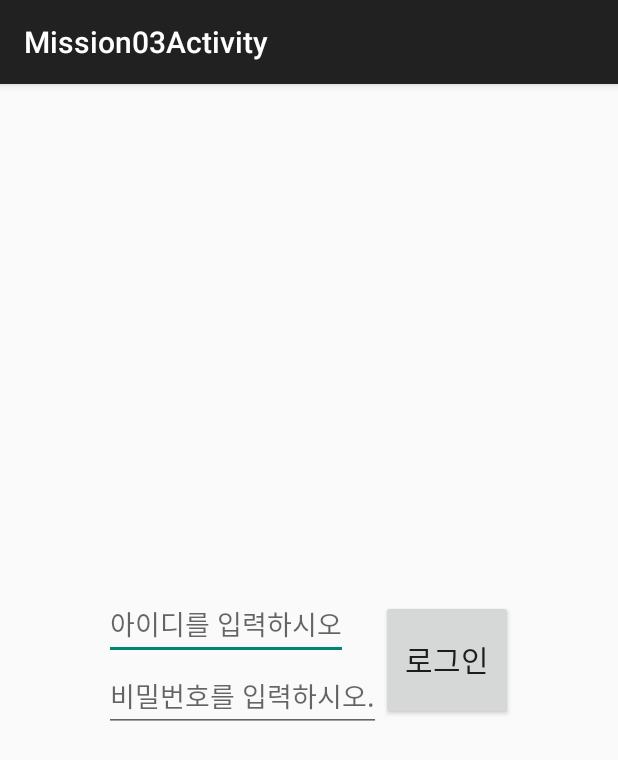
After one commit to lkb0398/Android_Exam, an Android app: the Mission03Activity screen opened directly, with no data from a screen before it, on a phone screen of 412 x 824 dp. The commit adds this screen. Shown: the top 760 px of the screen. Run offline under Robolectric (Android 15) with nearby library versions, the phone set to English and light mode, and no system bars.

Commit message:
data를 포함하여 다른 Activity로 호출하고 다른 Activity 에서data를 받아서 처리하는 예제

```diff
--- a/app/src/main/java/com/lkb0398nate/androidexam/MainActivity.java
+++ b/app/src/main/java/com/lkb0398nate/androidexam/MainActivity.java
@@ -8,8 +8,10 @@ import android.view.View;
 import android.widget.ListView;
 import android.widget.SimpleAdapter;
 
+import com.lkb0398nate.androidexam.Activity.ActivityExamActivity;
 import com.lkb0398nate.androidexam.mission.Mission01Activity;
 import com.lkb0398nate.androidexam.mission.Mission02Activity;
+import com.lkb0398nate.androidexam.mission.Mission03Activity;
 
 import java.text.Collator;
 import java.util.ArrayList;
@@ -58,7 +60,9 @@ public class MainActivity extends ListActivity {
 //        addItem(myData, "TransitionDrawable", TransitionDrawableExamActivity.class);
         addItem(myData, "FramLayout", FramLayoutActivity.class);
         addItem(myData, "up, down", Mission01Activity.class);
-        addItem(myData, "Mission2", Mission02Activity.class);
+        addItem(myData, "Mission02", Mission02Activity.class);
+        addItem(myData, "Mission03", Mission03Activity.class);
+        addItem(myData, "화면이동 예쩨", ActivityExamActivity.class);
 
         // ----- 메뉴 추가 여기까지
 
--- /dev/null
+++ b/app/src/main/java/com/lkb0398nate/androidexam/mission/Mission03Activity.java
@@ -0,0 +1,55 @@
+
+package com.lkb0398nate.androidexam.mission;
+
+import android.content.Intent;
+import android.os.Bundle;
+import android.support.v7.app.AppCompatActivity;
+import android.view.View;
+import android.widget.Button;
+import android.widget.Toast;
+
+import com.lkb0398nate.androidexam.R;
+
+public class Mission03Activity extends AppCompatActivity implements View.OnClickListener {
+    private Button mButton;
+    private Intent intent;
+
+    @Override
+    protected void onCreate(Bundle savedInstanceState) {
+        super.onCreate(savedInstanceState);
+        setContentView(R.layout.activity_mission03);
+
+        mButton = (Button) findViewById(R.id.button_log);
+
+        mButton.setOnClickListener(this);
+
+        intent = new Intent(getApplicationContext(), Mission03_menuActivity.class);
+    }
+
+    @Override
+    public void onClick(View v) {
+        switch (v.getId()) {
+            case R.id.button_log:
+                startActivityForResult(intent, 0);
+                break;
+        }
+    }
+
+    @Override
+    protected void onActivityResult(int requestCode, int resultCode, Intent data) {
+        switch (resultCode) {
+            case 1:
+                Toast.makeText(getApplicationContext(), data.getStringExtra("message"),
+                        Toast.LENGTH_LONG).show();
+                break;
+            case 2:
+                Toast.makeText(getApplicationContext(), data.getStringExtra("message"),
+                        Toast.LENGTH_LONG).show();
+                break;
+            case 3:
+                Toast.makeText(getApplicationContext(), data.getStringExtra("message"),
+                        Toast.LENGTH_LONG).show();
+                break;
+        }
+    }
+}
--- /dev/null
+++ b/app/src/main/res/layout/activity_mission03.xml
@@ -0,0 +1,46 @@
+<LinearLayout xmlns:android="http://schemas.android.com/apk/res/android"
+    xmlns:tools="http://schemas.android.com/tools"
+    android:layout_width="match_parent"
+    android:layout_height="match_parent"
+    android:orientation="horizontal"
+    android:paddingBottom="@dimen/activity_vertical_margin"
+    android:paddingLeft="@dimen/activity_horizontal_margin"
+    android:paddingRight="@dimen/activity_horizontal_margin"
+    android:gravity="center"
+    android:paddingTop="@dimen/activity_vertical_margin"
+    tools:context="com.lkb0398nate.androidexam.mission.Mission03Activity">
+
+    <LinearLayout
+        android:layout_width="wrap_content"
+        android:layout_height="wrap_content"
+        android:orientation="vertical">
+
+        <EditText
+            android:layout_width="wrap_content"
+            android:layout_height="match_parent"
+            android:layout_weight="1"
+            android:hint="아이디를 입력하시오" />
+
+        <EditText
+            android:layout_width="wrap_content"
+            android:layout_height="match_parent"
+            android:layout_weight="1"
+            android:hint="비밀번호를 입력하시오." />
+
+    </LinearLayout>
+
+    <LinearLayout
+        android:layout_width="wrap_content"
+        android:layout_height="80dp">
+
+        <Button
+            android:id="@+id/button_log"
+            android:layout_width="match_parent"
+            android:layout_height="match_parent"
+            android:text="로그인"
+            android:textSize="20dp" />
+
+    </LinearLayout>
+
+
+</LinearLayout>
--- a/app/src/main/res/values/strings.xml
+++ b/app/src/main/res/values/strings.xml
@@ -6,4 +6,8 @@
     <string name="title_activity_fram_layout">FramLayoutActivity</string>
     <string name="title_activity_mission01">Mission01Activity</string>
     <string name="title_activity_mission02">Mission02Activity</string>
+    <string name="title_activity_mission03">Mission03Activity</string>
+    <string name="title_activity_mission03_menu">Mission03_menuActivity</string>
+    <string name="title_activity_activity_exam">ActivityExamActivity</string>
+    <string name="title_activity_target">TargetActivity</string>
 </resources>
```
Also changed, not shown: app/src/main/AndroidManifest.xml (+13 -1 lines), app/src/main/java/com/lkb0398nate/androidexam/mission/Mission03_menuActivity.java (added, +55 -0 lines), app/src/main/res/layout/activity_mission03_menu.xml (added, +31 -0 lines), app/src/main/res/menu/menu_mission03.xml (added, +10 -0 lines), app/src/main/res/menu/menu_mission03_menu.xml (added, +10 -0 lines).
